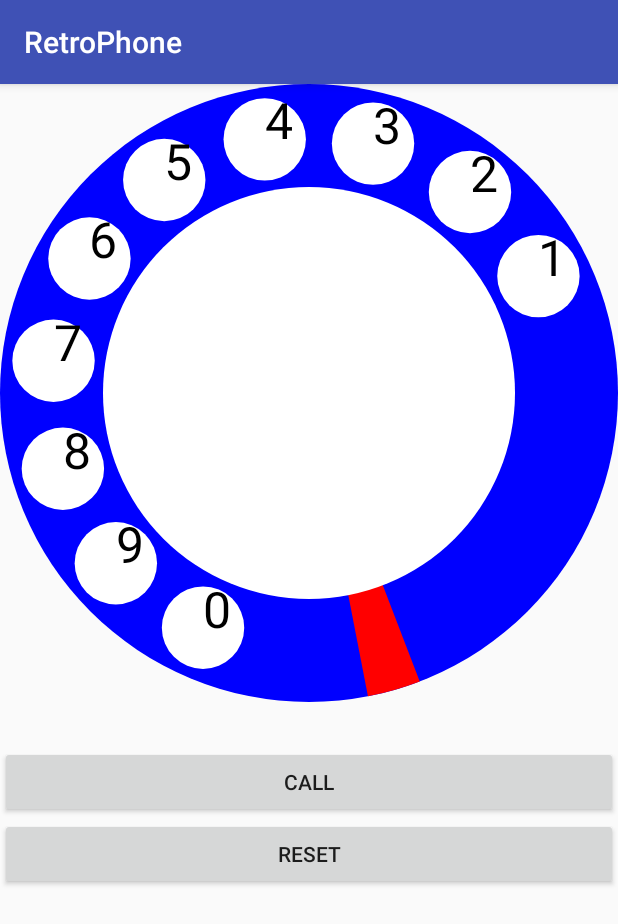
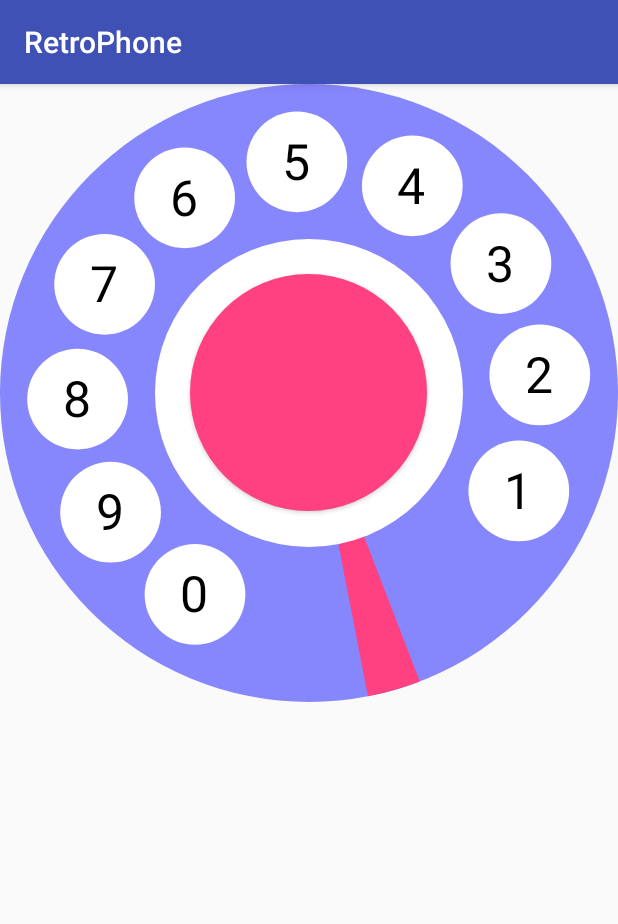
Before and after one commit to zaharstasenko/retrophone, an Android app: the screen it shows after launch (MainActivity), on a phone screen of 412 x 824 dp. Shown: the top 924 px of the screen. Run offline under Robolectric (Android 15) with nearby library versions, the phone set to English and light mode, and no system bars.

Commit message:
Finished all the features

```diff
--- a/app/src/main/java/com/example/zakhariystasenko/retrophone/MainActivity.java
+++ b/app/src/main/java/com/example/zakhariystasenko/retrophone/MainActivity.java
@@ -3,11 +3,13 @@ package com.example.zakhariystasenko.retrophone;
 import android.Manifest;
 import android.content.Intent;
 import android.content.pm.PackageManager;
+import android.media.MediaPlayer;
 import android.net.Uri;
 import android.os.Build;
 import android.support.annotation.NonNull;
 import android.support.v7.app.AppCompatActivity;
 import android.os.Bundle;
+import android.util.Log;
 import android.view.View;
 import android.widget.TextView;
 import android.widget.Toast;
@@ -16,30 +18,14 @@ import com.example.zakhariystasenko.retrophone.RetroPhoneView.RetroPhoneView;
 
 public class MainActivity extends AppCompatActivity implements RetroPhoneView.ActivityCallback {
     private static final int PERMISSION_REQUEST_CODE = 123;
-    private TextView mPhoneNumber;
+    private String mPhoneNumber = "";
+    private Thread mCallWaitThread;
 
     @Override
     protected void onCreate(Bundle savedInstanceState) {
         super.onCreate(savedInstanceState);
         setContentView(R.layout.main_layout);
 
-        initView();
-    }
-
-    private void initView() {
-        mPhoneNumber = (TextView) findViewById(R.id.phoneNumber);
-        findViewById(R.id.buttonCall).setOnClickListener(new View.OnClickListener() {
-            @Override
-            public void onClick(View v) {
-                tryCall();
-            }
-        });
-        findViewById(R.id.buttonReset).setOnClickListener(new View.OnClickListener() {
-            @Override
-            public void onClick(View v) {
-                mPhoneNumber.setText("");
-            }
-        });
         ((RetroPhoneView) findViewById(R.id.phone)).setCallback(this);
     }
 
@@ -52,7 +38,8 @@ public class MainActivity extends AppCompatActivity implements RetroPhoneView.Ac
     }
 
     private void makeCall() throws SecurityException {
-        startActivity(new Intent(Intent.ACTION_CALL, Uri.parse("tel:" + mPhoneNumber.getText())));
+        startActivity(new Intent(Intent.ACTION_CALL, Uri.parse("tel:" + mPhoneNumber)));
+        mPhoneNumber = "";
     }
 
     private void requestCallPermission() {
@@ -73,7 +60,37 @@ public class MainActivity extends AppCompatActivity implements RetroPhoneView.Ac
     }
 
     @Override
-    public void onButtonPressed(int button) {
-        mPhoneNumber.setText(mPhoneNumber.getText().toString() + button);
+    public void onNumberInputted(int button) {
+        mPhoneNumber += button;
+        Toast.makeText(this, mPhoneNumber, Toast.LENGTH_SHORT).show();
+
+        if (mCallWaitThread != null) {
+            mCallWaitThread.interrupt();
+        }
+
+        mCallWaitThread = new Thread(new Runnable() {
+            @Override
+            public void run() {
+                try {
+                    Thread.sleep(7000);
+                } catch (InterruptedException e) {
+                    return;
+                }
+
+                tryCall();
+            }
+        });
+
+        mCallWaitThread.start();
+    }
+
+    @Override
+    public void onResetPressed() {
+        mPhoneNumber = "";
+        Toast.makeText(this, "Reset", Toast.LENGTH_SHORT).show();
+
+        if (mCallWaitThread != null) {
+            mCallWaitThread.interrupt();
+        }
     }
 }
--- a/app/src/main/java/com/example/zakhariystasenko/retrophone/RetroPhoneView/PhoneDisk.java
+++ b/app/src/main/java/com/example/zakhariystasenko/retrophone/RetroPhoneView/PhoneDisk.java
@@ -8,22 +8,23 @@ class PhoneDisk {
     final float mDiskOutherRadius;
 
     static final int BUTTONS_COUNT = 10;
-    private static final float BUTTONS_SECTOR_START = 27;
+    static final float BUTTONS_SECTOR_START = -25;
     private static final float BUTTONS_SECTOR_END = 270;
     static final float DEGREES_PER_BUTTON = (BUTTONS_SECTOR_END - BUTTONS_SECTOR_START) / BUTTONS_COUNT;
 
     private final float mDistanceBetweenDiskAndButtonsCenter;
-    DiskButton[] mDiskButtons;
+    DiskButton[] mDiskButtons = new DiskButton[BUTTONS_COUNT];
+
+    float[] baseAngles = new float[BUTTONS_COUNT];
 
     RotationLimiter mRotationLimiter;
 
     PhoneDisk(int viewSize) {
         mDiskCenter = new Point(viewSize / 2, viewSize / 2);
-        mDiskInnerRadius = viewSize / 3;
+        mDiskInnerRadius = viewSize / 4;
         mDiskOutherRadius = viewSize / 2;
 
         mDistanceBetweenDiskAndButtonsCenter = (mDiskOutherRadius + mDiskInnerRadius) / 2;
-        mDiskButtons = new DiskButton[BUTTONS_COUNT];
         calculateButtonPositions(0);
 
         mRotationLimiter = new RotationLimiter(calculateRotationLimiterPosition());
@@ -58,12 +59,13 @@ class PhoneDisk {
     }
 
     void calculateButtonPositions(float rotationAngle) {
-        float buttonPaddingCoef = 0.8f;
+        float buttonPaddingCoef = 0.65f;
         float buttonRadius = (mDiskOutherRadius - mDiskInnerRadius) / 2 * buttonPaddingCoef;
 
         for (int i = 0; i < BUTTONS_COUNT; ++i) {
             float baseAngle = calculateBaseButtonAngle(i);
             mDiskButtons[i] = new DiskButton(calculateButtonCenter(baseAngle, rotationAngle), buttonRadius);
+            baseAngles[i] = baseAngle;
         }
     }
 }
--- a/app/src/main/java/com/example/zakhariystasenko/retrophone/RetroPhoneView/RetroPhoneView.java
+++ b/app/src/main/java/com/example/zakhariystasenko/retrophone/RetroPhoneView/RetroPhoneView.java
@@ -1,5 +1,6 @@
 package com.example.zakhariystasenko.retrophone.RetroPhoneView;
 
+import android.animation.ObjectAnimator;
 import android.content.Context;
 import android.graphics.Canvas;
 import android.graphics.Color;
@@ -8,26 +9,74 @@ import android.support.annotation.Nullable;
 import android.util.AttributeSet;
 import android.view.MotionEvent;
 import android.view.View;
+import android.view.ViewGroup;
+import android.widget.Button;
 
-public class RetroPhoneView extends View implements DiskRotationController.ViewCallback {
+import com.example.zakhariystasenko.retrophone.R;
+
+public class RetroPhoneView extends ViewGroup implements DiskRotationController.ViewCallback {
     private Paint mPaint = new Paint();
 
-    private boolean mCoordinatesInitialized = false;
     private PhoneDisk mPhoneDisk;
+
     private DiskRotationController mDiskRotationController;
+    private ActivityCallback mActivityCallback;
 
-    private ActivityCallback mActivityCallback;
+    private Point[] mButtonCenters = new Point[PhoneDisk.BUTTONS_COUNT];
+
+    private Context mContext;
 
     public RetroPhoneView(Context context) {
         super(context);
+        init(context);
     }
 
     public RetroPhoneView(Context context, @Nullable AttributeSet attrs) {
         super(context, attrs);
+        init(context);
     }
 
     public RetroPhoneView(Context context, @Nullable AttributeSet attrs, int defStyleAttr) {
         super(context, attrs, defStyleAttr);
+        init(context);
+    }
+
+    private void init(Context context) {
+        setWillNotDraw(false);
+        mContext = context;
+
+        Button resetButton = new Button(context);
+        resetButton.setBackgroundResource(R.drawable.round_background);
+        resetButton.setOnClickListener(new OnClickListener() {
+            @Override
+            public void onClick(View v) {
+                ObjectAnimator.ofFloat(v, View.SCALE_X, 0.8f, 1).start();
+                ObjectAnimator.ofFloat(v, View.SCALE_Y, 0.8f, 1).start();
+
+                mActivityCallback.onResetPressed();
+            }
+        });
+
+        addView(resetButton);
+    }
+
+    @Override
+    protected void onLayout(boolean changed, int l, int t, int r, int b) {
+        int size = r - l;
+        float diskRadius = size / 2;
+        float resetButtonRadius = size / 5.2f;
+
+        float left = diskRadius - resetButtonRadius;
+        float right = diskRadius + resetButtonRadius;
+        float bottom = diskRadius + resetButtonRadius;
+        float top = diskRadius - resetButtonRadius;
+
+        View resetButton = getChildAt(0);
+
+        resetButton.layout((int) left, (int) top, (int) right, (int) bottom);
+        resetButton.setBackgroundResource(R.drawable.round_background);
+
+        initializeDrawCoordinates(size);
     }
 
     @Override
@@ -40,65 +89,68 @@ public class RetroPhoneView extends View implements DiskRotationController.ViewC
     @Override
     protected void onDraw(Canvas canvas) {
         super.onDraw(canvas);
-        initializeCoordinates(canvas);
 
         drawPhoneDisk(canvas);
         drawDiskButtons(canvas);
+        drawDiskNumbers(canvas);
         drawRotationLimiter(canvas);
         drawInnerCircle(canvas);
 
         if (mDiskRotationController.mIsRotatingBack) {
-            mDiskRotationController.rotateBack();
+            mDiskRotationController.returnDiskToStartPosition();
         }
     }
 
-    private void initializeCoordinates(Canvas canvas) {
-        if (!mCoordinatesInitialized) {
-            mCoordinatesInitialized = true;
+    private void initializeDrawCoordinates(int size) {
+        mPhoneDisk = new PhoneDisk(size);
+        for (int i = 0; i < PhoneDisk.BUTTONS_COUNT; ++i) {
+            mButtonCenters[i] = mPhoneDisk.mDiskButtons[i].mButtonCenter;
+        }
 
-            mPhoneDisk = new PhoneDisk(canvas.getHeight());
-            mDiskRotationController = new DiskRotationController(mPhoneDisk);
-            mDiskRotationController.setViewCallback(this);
-        }
+        mDiskRotationController = new DiskRotationController(mPhoneDisk, mContext);
+        mDiskRotationController.setViewCallback(this);
     }
 
     @Override
-    public void onRotationFinished(float degreesRotated) {
-        int buttonNumber = (int)((degreesRotated + RotationLimiter.mRotationLimiterAngle) / PhoneDisk.DEGREES_PER_BUTTON);
-        if (buttonNumber >= 1) {
-            mActivityCallback.onButtonPressed(buttonNumber % PhoneDisk.BUTTONS_COUNT);
-        }
+    public void onRotationFinished(int numberInputted) {
+        mActivityCallback.onNumberInputted(numberInputted);
     }
 
     private void drawPhoneDisk(Canvas canvas) {
         mPaint.setStyle(Paint.Style.FILL);
-        mPaint.setColor(Color.BLUE);
+        mPaint.setColor(0x770000FF);
 
         canvas.drawCircle(mPhoneDisk.mDiskCenter.x, mPhoneDisk.mDiskCenter.y, mPhoneDisk.mDiskOutherRadius, mPaint);
     }
 
     private void drawDiskButtons(Canvas canvas) {
         mPaint.setStyle(Paint.Style.FILL);
-        mPaint.setTextSize(50);
+        mPaint.setColor(Color.WHITE);
 
         for (int i = 0; i < PhoneDisk.BUTTONS_COUNT; ++i) {
-            mPaint.setColor(Color.WHITE);
             canvas.drawCircle(mPhoneDisk.mDiskButtons[i].mButtonCenter.x,
                     mPhoneDisk.mDiskButtons[i].mButtonCenter.y,
                     mPhoneDisk.mDiskButtons[i].mButtonRadius,
                     mPaint);
+        }
+    }
 
-            mPaint.setColor(Color.BLACK);
+    private void drawDiskNumbers(Canvas canvas) {
+        mPaint.setStyle(Paint.Style.FILL);
+        mPaint.setColor(Color.BLACK);
+        mPaint.setTextSize(50);
+
+        for (int i = 0; i < PhoneDisk.BUTTONS_COUNT; ++i) {
             canvas.drawText((i + 1) % PhoneDisk.BUTTONS_COUNT + "",
-                    mPhoneDisk.mDiskButtons[i].mButtonCenter.x,
-                    mPhoneDisk.mDiskButtons[i].mButtonCenter.y,
+                    mButtonCenters[i].x - 15,
+                    mButtonCenters[i].y + 18,
                     mPaint);
         }
     }
 
     private void drawRotationLimiter(Canvas canvas) {
         mPaint.setStyle(Paint.Style.FILL);
-        mPaint.setColor(Color.RED);
+        mPaint.setColor(Color.parseColor("#FF4081"));
 
         canvas.drawArc(mPhoneDisk.mRotationLimiter.mRotationLimiterImage,
                 RotationLimiter.mRotationLimiterImageAngle,
@@ -120,7 +172,9 @@ public class RetroPhoneView extends View implements DiskRotationController.ViewC
     }
 
     public interface ActivityCallback {
-        void onButtonPressed(int button);
+        void onNumberInputted(int button);
+
+        void onResetPressed();
     }
 
     public void setCallback(ActivityCallback activityCallback) {
--- /dev/null
+++ b/app/src/main/res/drawable/round_background.xml
@@ -0,0 +1,5 @@
+<?xml version="1.0" encoding="utf-8"?>
+<shape xmlns:android="http://schemas.android.com/apk/res/android"
+    android:shape="oval">
+    <solid android:color="@color/colorAccent" />
+</shape>
--- a/app/src/main/res/layout/main_layout.xml
+++ b/app/src/main/res/layout/main_layout.xml
@@ -1,30 +1,13 @@
 <?xml version="1.0" encoding="utf-8"?>
 <LinearLayout xmlns:android="http://schemas.android.com/apk/res/android"
-    android:orientation="vertical" android:layout_width="match_parent"
-    android:layout_height="match_parent">
+    android:layout_width="match_parent"
+    android:layout_height="match_parent"
+    android:orientation="vertical">
 
     <com.example.zakhariystasenko.retrophone.RetroPhoneView.RetroPhoneView
         android:id="@+id/phone"
         android:layout_width="match_parent"
-        android:layout_height="wrap_content" />
+        android:layout_height="wrap_content">
 
-    <TextView
-        android:id="@+id/phoneNumber"
-        android:layout_width="match_parent"
-        android:layout_height="wrap_content"
-        android:gravity="center"
-        android:textAppearance="@style/Base.TextAppearance.AppCompat.Large" />
-
-    <Button
-        android:id="@+id/buttonCall"
-        android:layout_width="match_parent"
-        android:layout_height="wrap_content"
-        android:text="@string/call_btn_text" />
-
-    <Button
-        android:id="@+id/buttonReset"
-        android:layout_width="match_parent"
-        android:layout_height="wrap_content"
-        android:gravity="center"
-        android:text="@string/reset_btn_text" />
+    </com.example.zakhariystasenko.retrophone.RetroPhoneView.RetroPhoneView>
 </LinearLayout>
```
Also changed, not shown: app/src/main/java/com/example/zakhariystasenko/retrophone/RetroPhoneView/DiskRotationController.java (+114 -36 lines), 10 other files.
